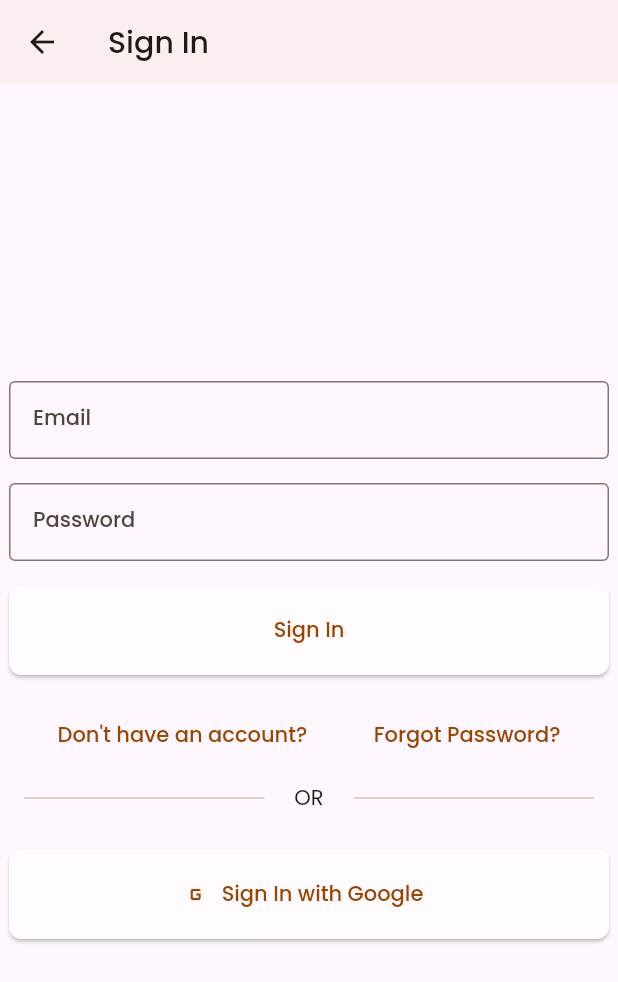
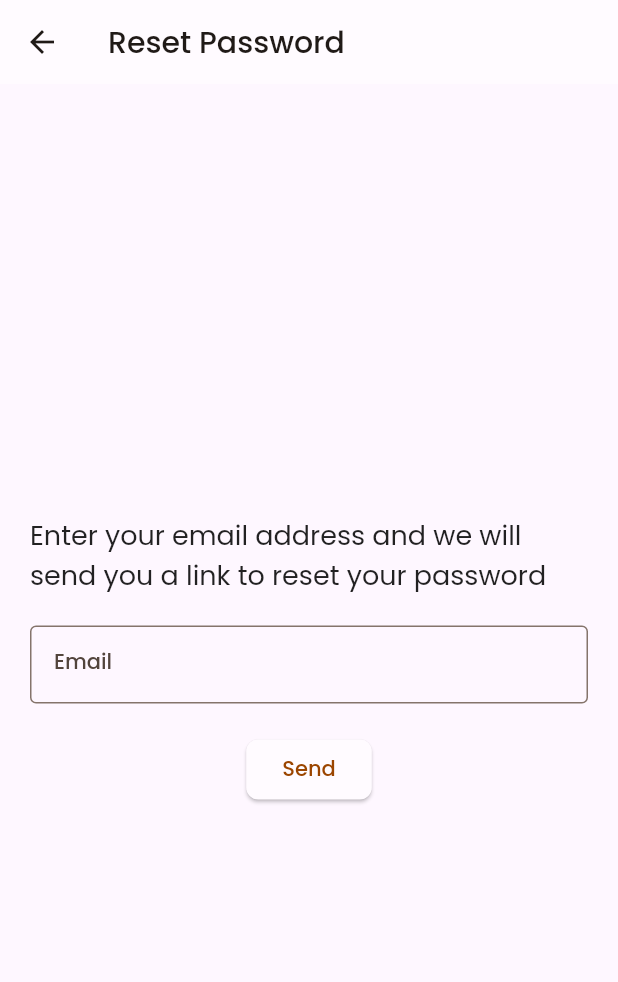
Before and after one commit to supawichable/ReFoodable, a Flutter app: the SignInPage screen opened by its route, after a tap on "Forgot Password?", on a phone screen of 412 x 824 dp. Shown: the top 982 px of the screen. Run offline on Flutter 3.47's test engine with Material 2 defaults, Android fonts, the phone set to English and light mode, and no system bars; our stand-ins replace auto_route, cloud_firestore, firebase_auth, firebase_core, flutter_dotenv, freezed_annotation and 2 more; accounts and stored records are empty; generated files the repository leaves out were written again.

Commit message:
forgot & reset password

```diff
--- a/lib/routes/router.dart
+++ b/lib/routes/router.dart
@@ -2,12 +2,16 @@ import 'package:auto_route/annotations.dart';
 import 'package:auto_route/auto_route.dart';
 
 import 'package:gdsctokyo/screens/debug.dart';
+import 'package:gdsctokyo/screens/forgot.dart';
+import 'package:gdsctokyo/screens/reset.dart';
 import 'package:gdsctokyo/screens/signin.dart';
 
 @MaterialAutoRouter(
   replaceInRouteName: 'Page,Route',
   routes: <AutoRoute>[
     AutoRoute(page: SignInPage, path: '/signin'),
+    AutoRoute(page: ForgotPasswordPage, path: '/forgot'),
+    AutoRoute(page: ResetPasswordPage, path: '/reset'),
     AutoRoute(page: DebugPage, path: '/debug', initial: true)
   ],
 )
--- /dev/null
+++ b/lib/screens/forgot.dart
@@ -0,0 +1,128 @@
+//reset password screen
+import 'package:auto_route/auto_route.dart';
+import 'package:firebase_auth/firebase_auth.dart';
+import 'package:flutter/material.dart';
+
+class ForgotPasswordPage extends StatefulWidget {
+  const ForgotPasswordPage({super.key});
+
+  @override
+  State<ForgotPasswordPage> createState() => _ForgotPasswordPageState();
+}
+
+class _ForgotPasswordPageState extends State<ForgotPasswordPage> {
+  final GlobalKey<FormState> formKey = GlobalKey<FormState>();
+
+  late TextEditingController emailController;
+
+  @override
+  void initState() {
+    super.initState();
+    emailController = TextEditingController();
+  }
+
+  @override
+  void dispose() {
+    emailController.dispose();
+    super.dispose();
+  }
+
+  @override
+  Widget build(BuildContext context) {
+    return Scaffold(
+      appBar: AppBar(
+        title: const Text('Reset Password'),
+      ),
+      body: Padding(
+        padding: const EdgeInsets.all(20),
+        child: Form(
+          key: formKey,
+          child: Column(
+            mainAxisAlignment: MainAxisAlignment.center,
+            children: [
+              const Text(
+                'Enter your email address and we will send you a link to reset your password',
+                style: TextStyle(
+                  fontSize: 18,
+                ),
+              ),
+              const SizedBox(
+                height: 20,
+              ),
+              TextFormField(
+                decoration: const InputDecoration(
+                  labelText: 'Email',
+                  border: OutlineInputBorder(),
+                ),
+                controller: emailController,
+                validator: (value) {
+                  if (value == null || value.isEmpty) {
+                    return 'Please enter your email';
+                  }
+                  return null;
+                },
+              ),
+              const SizedBox(
+                height: 20,
+              ),
+              ElevatedButton(
+                onPressed: sendPasswordResetEmail,
+                child: const Text('Send'),
+              ),
+            ],
+          ),
+        ),
+      ),
+    );
+  }
+
+  Future<void> sendPasswordResetEmail() async {
+    if (formKey.currentState?.validate() ?? false) {
+      try {
+        await FirebaseAuth.instance.sendPasswordResetEmail(
+            email: emailController.text,
+            actionCodeSettings: ActionCodeSettings(
+                url: 'com.example.gdsctokyo://reset',
+                androidPackageName: 'com.example.gdsctokyo'));
+        emailController.clear();
+        ScaffoldMessenger.of(context).showSnackBar(
+          const SnackBar(
+            content: Text('Password reset email sent'),
+          ),
+        );
+        context.router.pop();
+      } on FirebaseAuthException catch (e) {
+        switch (e.code) {
+          // auth/invalid-email
+          case 'invalid-email':
+            ScaffoldMessenger.of(context).showSnackBar(
+              const SnackBar(
+                content: Text('Invalid email address'),
+              ),
+            );
+            break;
+          case 'user-not-found':
+            ScaffoldMessenger.of(context).showSnackBar(
+              const SnackBar(
+                content: Text('User not found'),
+              ),
+            );
+            break;
+          default:
+            ScaffoldMessenger.of(context).showSnackBar(
+              SnackBar(
+                content: Text(e.toString()),
+              ),
+            );
+            break;
+        }
+      } catch (e) {
+        ScaffoldMessenger.of(context).showSnackBar(
+          const SnackBar(
+            content: Text('Something went wrong'),
+          ),
+        );
+      }
+    }
+  }
+}
--- a/lib/screens/signin.dart
+++ b/lib/screens/signin.dart
@@ -1,5 +1,7 @@
+import 'package:auto_route/auto_route.dart';
 import 'package:firebase_auth/firebase_auth.dart';
 import 'package:flutter/material.dart';
+import 'package:gdsctokyo/routes/router.gr.dart';
 import 'package:gdsctokyo/widgets/or_bar.dart';
 
 import 'package:google_sign_in/google_sign_in.dart';
@@ -59,7 +61,9 @@ class _SignInPageState extends State<SignInPage> {
             title: const Text('Sign In'),
             elevation: 2,
           ),
-          body: Center(
+          body: Padding(
+            padding: const EdgeInsets.all(16.0),
+            child: Center(
               child: SingleChildScrollView(
                 child: SafeArea(
                   child: Form(
@@ -78,8 +82,9 @@ class _SignInPageState extends State<SignInPage> {
                               labelText: 'Email',
                               border: OutlineInputBorder(),
                             ),
-                          validator: (value) =>
-                              value!.isEmpty ? 'Please enter your email' : null,
+                            validator: (value) => value!.isEmpty
+                                ? 'Please enter your email'
+                                : null,
                           ),
                           const SizedBox(height: 16),
                           TextFormField(
@@ -186,7 +191,11 @@ class _SignInPageState extends State<SignInPage> {
                               ),
                               if (mode == AuthMode.login)
                                 TextButton(
-                                onPressed: () {},
+                                  onPressed: () {
+                                    context.router.push(
+                                      const ForgotPasswordRoute(),
+                                    );
+                                  },
                                   child: const Text('Forgot Password?'),
                                 ),
                             ],
@@ -224,6 +233,7 @@ class _SignInPageState extends State<SignInPage> {
                                   ),
                           )
                         ],
+                      ),
                     ),
                   ),
                 ),
@@ -285,9 +295,6 @@ class _SignInPageState extends State<SignInPage> {
           password: _passwordController.text,
         );
       } catch (e) {
-        setState(() {
-          _isLoading = false;
-        });
         ScaffoldMessenger.of(context).showSnackBar(
           SnackBar(
             content: Text(e.toString()),
@@ -295,6 +302,9 @@ class _SignInPageState extends State<SignInPage> {
         );
       }
     }
+    setState(() {
+      _isLoading = false;
+    });
   }
 
   Future<void> _signInWithGoogle() async {
```
Also changed, not shown: lib/main.dart (+8 -15 lines), lib/screens/debug.dart (+11 -1 lines), lib/screens/reset.dart (added, +126 -0 lines), lib/routes/router.gr.dart, 1 other file. Lines whose indentation alone changed are shown as unchanged.
